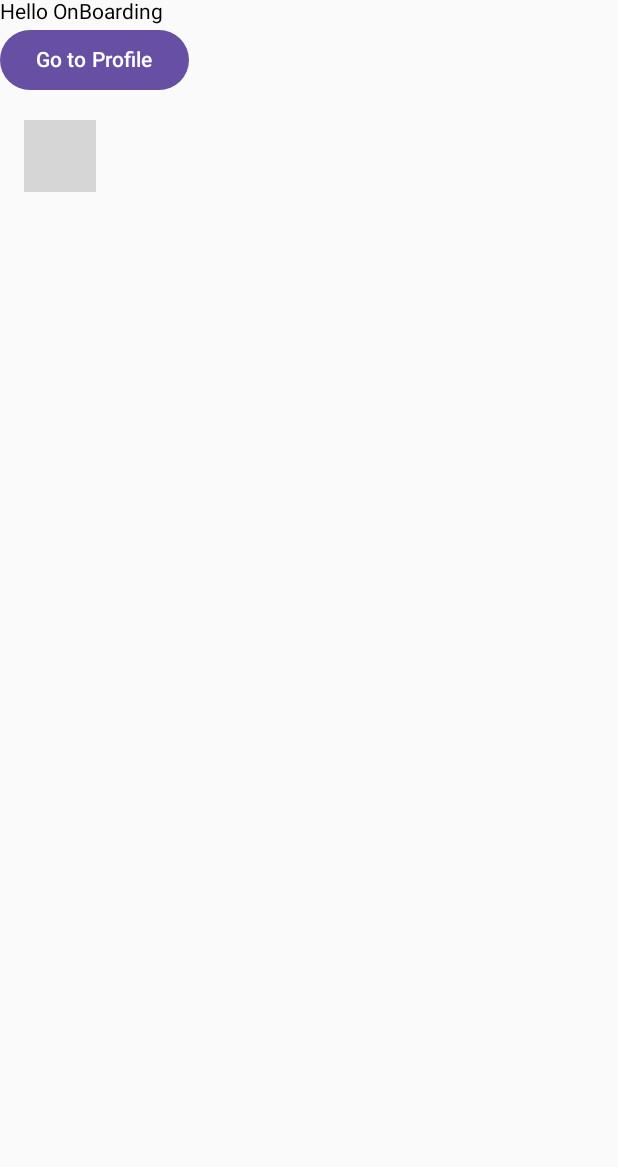
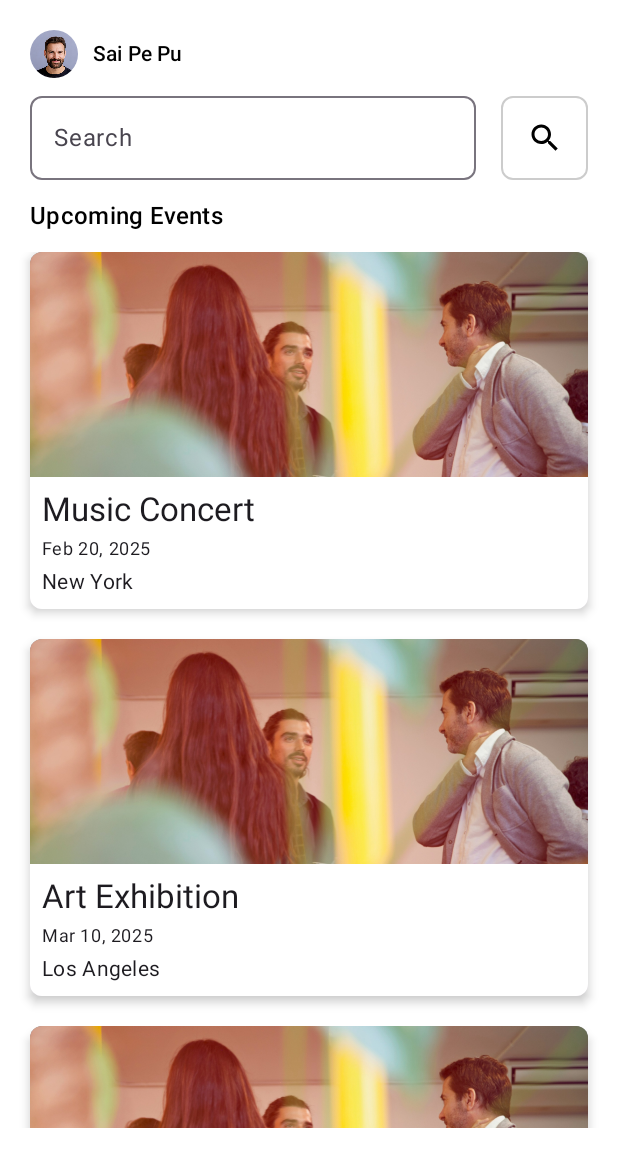
Before and after one commit to saipepu/Avents, an Android app built with Jetpack Compose: the screen it shows after launch (MainActivity), on a phone screen of 412 x 824 dp. Shown: the top 1167 px of the screen. Run offline under Robolectric (Android 15) with nearby library versions, the phone set to English and light mode, and no system bars; our stand-ins replace constraintlayout-compose; grey boxes are pictures that could not be loaded.

Commit message:
Add Auth, OnBoarding, Home, EventList, Event Card

```diff
--- a/app/build.gradle.kts
+++ b/app/build.gradle.kts
@@ -57,6 +57,7 @@ dependencies {
     androidTestImplementation(libs.androidx.ui.test.junit4)
     debugImplementation(libs.androidx.ui.tooling)
     debugImplementation(libs.androidx.ui.test.manifest)
+    implementation("androidx.constraintlayout:constraintlayout-compose:1.1.0")
     implementation("androidx.compose.ui:ui:1.5.2")
     implementation("androidx.compose.material:material:1.5.2")
     implementation("androidx.navigation:navigation-compose:2.7.1")
--- a/app/src/main/AndroidManifest.xml
+++ b/app/src/main/AndroidManifest.xml
@@ -17,6 +17,7 @@
             android:name=".MainActivity"
             android:exported="true"
             android:label="@string/app_name"
+            android:windowSoftInputMode="adjustResize"
             android:theme="@style/Theme.Avents">
             <intent-filter>
                 <action android:name="android.intent.action.MAIN" />
--- a/app/src/main/java/com/example/avents/MainActivity.kt
+++ b/app/src/main/java/com/example/avents/MainActivity.kt
@@ -6,17 +6,25 @@ import androidx.activity.compose.setContent
 import androidx.navigation.compose.NavHost
 import androidx.navigation.compose.composable
 import androidx.navigation.compose.rememberNavController
-import com.example.avents.View.Auth.OnBoardingView
-import com.example.avents.View.Profile.ProfileView
+import com.example.avents.view.auth.OnBoardingView
+import com.example.avents.view.profile.ProfileView
+import com.example.avents.view.auth.AuthView
+import com.example.avents.view.home.HomeView
 
 class MainActivity : ComponentActivity() {
     override fun onCreate(savedInstanceState: Bundle?) {
         super.onCreate(savedInstanceState)
         setContent {
             val navController = rememberNavController()
-            NavHost(navController = navController, startDestination = "onboarding") {
+            NavHost(navController = navController, startDestination = "home") {
+                composable("auth") {
+                    AuthView(navController = navController)
+                }
                 composable("onboarding") {
                     OnBoardingView(navController = navController) // Your Home Screen
+                }
+                composable("home") {
+                    HomeView(navController = navController) // Your Home Screen
                 }
                 composable("profile") {
                     ProfileView(navController = navController)
@@ -25,3 +33,20 @@ class MainActivity : ComponentActivity() {
         }
     }
 }
+
+//class MainActivity : ComponentActivity() {
+//    override fun onCreate(savedInstanceState: Bundle?) {
+//        super.onCreate(savedInstanceState)
+//        setContent {
+//            val navController = rememberNavController()
+//            NavHost(navController = navController, startDestination = "onboarding") {
+//                composable("onboarding") {
+//                    OnBoardingView(navController = navController) // Your Home Screen
+//                }
+//                composable("profile") {
+//                    ProfileView(navController = navController)
+//                }
+//            }
+//        }
+//    }
+//}
--- /dev/null
+++ b/app/src/main/java/com/example/avents/Model/EventDto.kt
@@ -0,0 +1,7 @@
+package com.example.avents.Model
+
+data class Event(
+    val name: String,
+    val date: String,
+    val location: String
+)
--- a/app/src/main/java/com/example/avents/View/Auth/OnBoarding.kt
+++ /dev/null
@@ -1,31 +0,0 @@
-package com.example.avents.View.Auth
-
-import androidx.compose.foundation.Image
-import androidx.compose.foundation.layout.Column
-import androidx.compose.foundation.layout.padding
-import androidx.compose.material3.Button
-import androidx.compose.material3.Text
-import androidx.compose.runtime.Composable
-import androidx.compose.ui.Modifier
-import androidx.compose.ui.res.painterResource
-import androidx.compose.ui.unit.dp
-import androidx.navigation.NavHostController
-
-@Composable
-fun OnBoardingView(
-    navController: NavHostController,
-) {
-    Column {
-        Text(text="Hello OnBoarding")
-        Button(onClick = {
-            navController.navigate("profile")
-        }) {
-            Text(text="Go to Profile")
-        }
-        Image(
-            painter = painterResource(id = R.drawable.your_image), // Replace with your image resource
-            contentDescription = "Onboarding Image", // Provide a content description for accessibility
-            modifier = Modifier.padding(16.dp) // Add padding around the image
-        )
-    }
-}
--- a/app/src/main/java/com/example/avents/ui/theme/Color.kt
+++ b/app/src/main/java/com/example/avents/ui/theme/Color.kt
@@ -9,3 +9,5 @@ val Pink80 = Color(0xFFEFB8C8)
 val Purple40 = Color(0xFF6650a4)
 val PurpleGrey40 = Color(0xFF625b71)
 val Pink40 = Color(0xFF7D5260)
+
+val Primary = Color(0xFFEE323E)
--- /dev/null
+++ b/app/src/main/java/com/example/avents/view/home/EventCard.kt
@@ -0,0 +1,57 @@
+package com.example.avents.view.home
+
+import androidx.compose.foundation.Image
+import androidx.compose.foundation.background
+import androidx.compose.foundation.layout.Column
+import androidx.compose.foundation.layout.Spacer
+import androidx.compose.foundation.layout.fillMaxWidth
+import androidx.compose.foundation.layout.height
+import androidx.compose.foundation.layout.padding
+import androidx.compose.foundation.shape.RoundedCornerShape
+import androidx.compose.material3.Card
+import androidx.compose.material3.CardDefaults
+import androidx.compose.material3.MaterialTheme
+import androidx.compose.material3.Text
+import androidx.compose.runtime.Composable
+import androidx.compose.ui.Modifier
+import androidx.compose.ui.graphics.Color
+import androidx.compose.ui.layout.ContentScale
+import androidx.compose.ui.res.painterResource
+import androidx.compose.ui.unit.dp
+import com.example.avents.R
+
+@Composable
+fun EventCard(eventName: String, eventDate: String, eventLocation: String) {
+    Card (
+        modifier = Modifier
+            .fillMaxWidth()
+            .padding(bottom = 20.dp),
+        shape = RoundedCornerShape(8.dp),
+        elevation = CardDefaults.cardElevation(
+            defaultElevation = 4.dp
+        )
+    ) {
+        Column (
+            modifier = Modifier.background(color = Color.White)
+        ) {
+            Image(
+                painter = painterResource(id = R.drawable.eventphoto1),
+                contentDescription = "Event Image",
+                modifier = Modifier
+                    .background(color = Color.Gray)
+                    .fillMaxWidth()
+                    .height(150.dp),
+                contentScale = ContentScale.Crop
+            )
+            Column(
+                modifier = Modifier.padding(8.dp)
+            ) {
+                Text(text = eventName, style = MaterialTheme.typography.titleLarge)
+                Spacer(modifier = Modifier.height(4.dp))
+                Text(text = eventDate, style = MaterialTheme.typography.bodySmall)
+                Spacer(modifier = Modifier.height(4.dp))
+                Text(text = eventLocation, style = MaterialTheme.typography.bodyMedium)
+            }
+        }
+    }
+}
--- /dev/null
+++ b/app/src/main/java/com/example/avents/view/home/Home.kt
@@ -0,0 +1,160 @@
+package com.example.avents.view.home
+
+import androidx.compose.foundation.BorderStroke
+import androidx.compose.foundation.Image
+import androidx.compose.foundation.background
+import androidx.compose.foundation.layout.PaddingValues
+import androidx.compose.foundation.layout.fillMaxSize
+import androidx.compose.foundation.layout.fillMaxWidth
+import androidx.compose.foundation.layout.padding
+import androidx.compose.foundation.lazy.LazyColumn
+import androidx.compose.foundation.lazy.items
+import androidx.compose.foundation.rememberScrollState
+import androidx.compose.foundation.shape.CircleShape
+import androidx.compose.foundation.shape.RoundedCornerShape
+import androidx.compose.foundation.verticalScroll
+import androidx.compose.material.icons.Icons
+import androidx.compose.material.icons.filled.Search
+import androidx.compose.material3.Button
+import androidx.compose.material3.ButtonDefaults
+import androidx.compose.material3.Icon
+import androidx.compose.material3.MaterialTheme
+import androidx.compose.material3.OutlinedTextField
+import androidx.compose.material3.Text
+import androidx.compose.runtime.Composable
+import androidx.compose.runtime.getValue
+import androidx.compose.runtime.mutableStateOf
+import androidx.compose.runtime.remember
+import androidx.compose.runtime.setValue
+import androidx.compose.ui.Modifier
+import androidx.compose.ui.draw.clip
+import androidx.compose.ui.focus.FocusRequester
+import androidx.compose.ui.focus.focusRequester
+import androidx.compose.ui.graphics.Color
+import androidx.compose.ui.layout.ContentScale
+import androidx.compose.ui.res.painterResource
+import androidx.compose.ui.unit.dp
+import androidx.constraintlayout.compose.ConstraintLayout
+import androidx.constraintlayout.compose.Dimension
+import androidx.navigation.NavHostController
+import com.example.avents.R
+import com.example.avents.Model.Event
+
+@Composable
+fun HomeView(
+    navController: NavHostController,
+) {
+    val eventList = listOf(
+        Event("Music Concert", "Feb 20, 2025", "New York"),
+        Event("Art Exhibition", "Mar 10, 2025", "Los Angeles"),
+        Event("Tech Conference", "Apr 5, 2025", "San Francisco"),
+        Event("Tech Conference", "Apr 5, 2025", "San Francisco"),
+        Event("Tech Conference", "Apr 5, 2025", "San Francisco"),
+        Event("Tech Conference", "Apr 5, 2025", "San Francisco"),
+        Event("Tech Conference", "Apr 5, 2025", "San Francisco"),
+        Event("Tech Conference", "Apr 5, 2025", "San Francisco"),
+    )
+    ConstraintLayout(
+        modifier = Modifier
+            .fillMaxSize()
+            .background(color = Color.White)
+            .padding(20.dp)
+    ) {
+        var searchValue by remember { mutableStateOf("") }
+        val (profileImage, userName, searchBar, searchButton, upcomingEvents, upcomingEventsContainer, eventCard, currentEvents, pastEvents) = createRefs()
+        val focusRequester = remember { FocusRequester() }
+
+        Image(
+            painter = painterResource(id = R.drawable.person1),
+            contentDescription = "Profile Image",
+            modifier = Modifier
+                .clip(CircleShape)
+                .constrainAs(profileImage) {
+                    top.linkTo(parent.top)
+                    start.linkTo(parent.start)
+                    width = Dimension.value(32.dp)
+                },
+            contentScale = ContentScale.Fit
+        )
+        Text(
+            text = "Sai Pe Pu",
+            style = MaterialTheme.typography.titleSmall,
+            modifier = Modifier.constrainAs(userName) {
+                top.linkTo(parent.top)
+                start.linkTo(profileImage.end, margin = 10.dp)
+                centerVerticallyTo(profileImage)
+            }
+        )
+        OutlinedTextField(
+            value = searchValue,
+            onValueChange = { searchValue = it },
+            placeholder = { Text("Search") },
+            shape = RoundedCornerShape(8.dp),
+            singleLine = true,
+            modifier = Modifier
+                .fillMaxWidth(0.8f)
+                .focusRequester(focusRequester)
+                .constrainAs(searchBar) {
+                    top.linkTo(profileImage.bottom, margin = 12.dp)
+                },
+        )
+        Button(
+            onClick = { /* Handle search click */ },
+            shape = RoundedCornerShape(8.dp),
+            colors = ButtonDefaults.buttonColors(containerColor = Color.White),
+            border = BorderStroke(1.dp, Color.LightGray),
+            contentPadding = PaddingValues(0.dp), // Remove default padding for better icon fit
+            modifier = Modifier
+                .background(color = Color.White)
+                .constrainAs(searchButton) {
+                    top.linkTo(profileImage.bottom, margin = 12.dp)
+                    bottom.linkTo(searchBar.bottom)
+                    end.linkTo(parent.end)
+                    height = Dimension.fillToConstraints
+                }
+        ) {
+            Icon(
+                imageVector = Icons.Default.Search,
+                contentDescription = "Search Icon",
+                tint = Color.Black // Change color if needed
+            )
+        }
+        Text(
+            text = "Upcoming Events",
+            style = MaterialTheme.typography.titleMedium,
+            modifier = Modifier.constrainAs(upcomingEvents) {
+                top.linkTo(searchBar.bottom, margin = 12.dp)
+                start.linkTo(parent.start)
+            }
+        )
+
+        EventList(
+            events = eventList,
+            modifier = Modifier
+                .constrainAs(upcomingEventsContainer) {
+                top.linkTo(upcomingEvents.bottom, margin = 12.dp)
+            }
+        )
+
+    }
+}
+
+@Composable
+fun EventList(
+    events: List<Event>,
+    modifier: Modifier
+) {
+    LazyColumn(
+        modifier = Modifier
+            .padding(bottom = 200.dp)
+            .then(modifier)
+    ) {
+        items(events) { event ->
+            EventCard(
+                eventName = event.name,
+                eventDate = event.date,
+                eventLocation = event.location
+            )
+        }
+    }
+}
--- a/app/src/main/java/com/example/avents/View/Profile/Profile.kt
+++ b/app/src/main/java/com/example/avents/view/profile/Profile.kt
@@ -1,4 +1,4 @@
-package com.example.avents.View.Profile
+package com.example.avents.view.profile
 
 import androidx.compose.foundation.layout.Column
 import androidx.compose.material3.Button
```
Also changed, not shown: app/src/main/java/com/example/avents/view/auth/Auth.kt (added, +121 -0 lines), app/src/main/java/com/example/avents/view/auth/OnBoarding.kt (added, +64 -0 lines), app/src/main/res/drawable/aventslogo.png (added), app/src/main/res/drawable/eventphoto1.png (added), app/src/main/res/drawable/onboarding.png (added), app/src/main/res/drawable/person1.png (added).
